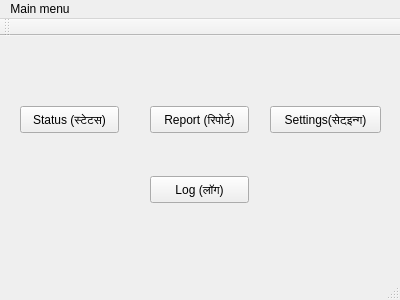
Above: SampleProject/mainwindow.ui from akhilsathuluri/Mock_GUI before the change. Below: the same form after it.
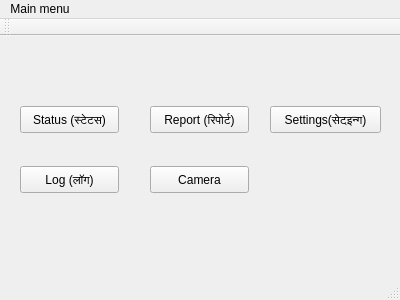
That is the form after the change.

What changed in the file:
```diff
--- a/SampleProject/mainwindow.ui
+++ b/SampleProject/mainwindow.ui
@@ -56,8 +56,8 @@
    <widget class="QPushButton" name="Log">
     <property name="geometry">
      <rect>
-      <x>150</x>
-      <y>140</y>
+      <x>20</x>
+      <y>130</y>
       <width>99</width>
       <height>27</height>
      </rect>
@@ -66,6 +66,19 @@
      <string>Log (लॉग)</string>
     </property>
    </widget>
+   <widget class="QPushButton" name="Camera">
+    <property name="geometry">
+     <rect>
+      <x>150</x>
+      <y>130</y>
+      <width>99</width>
+      <height>27</height>
+     </rect>
+    </property>
+    <property name="text">
+     <string>Camera</string>
+    </property>
+   </widget>
   </widget>
   <widget class="QMenuBar" name="menuBar">
    <property name="geometry">
```
